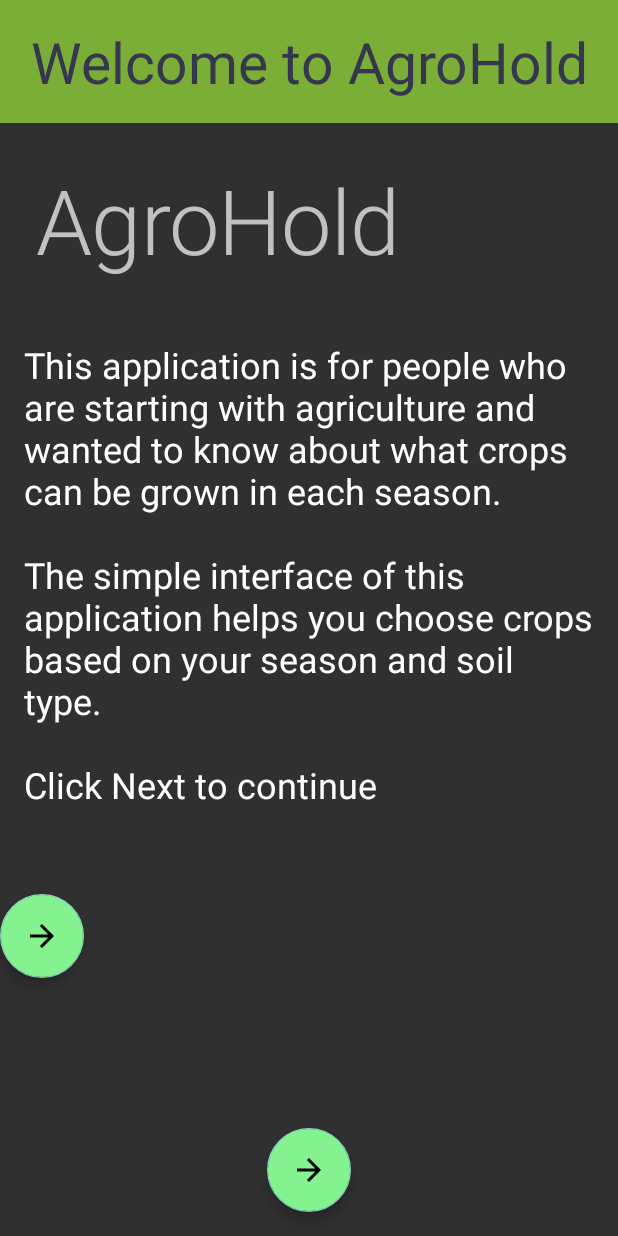
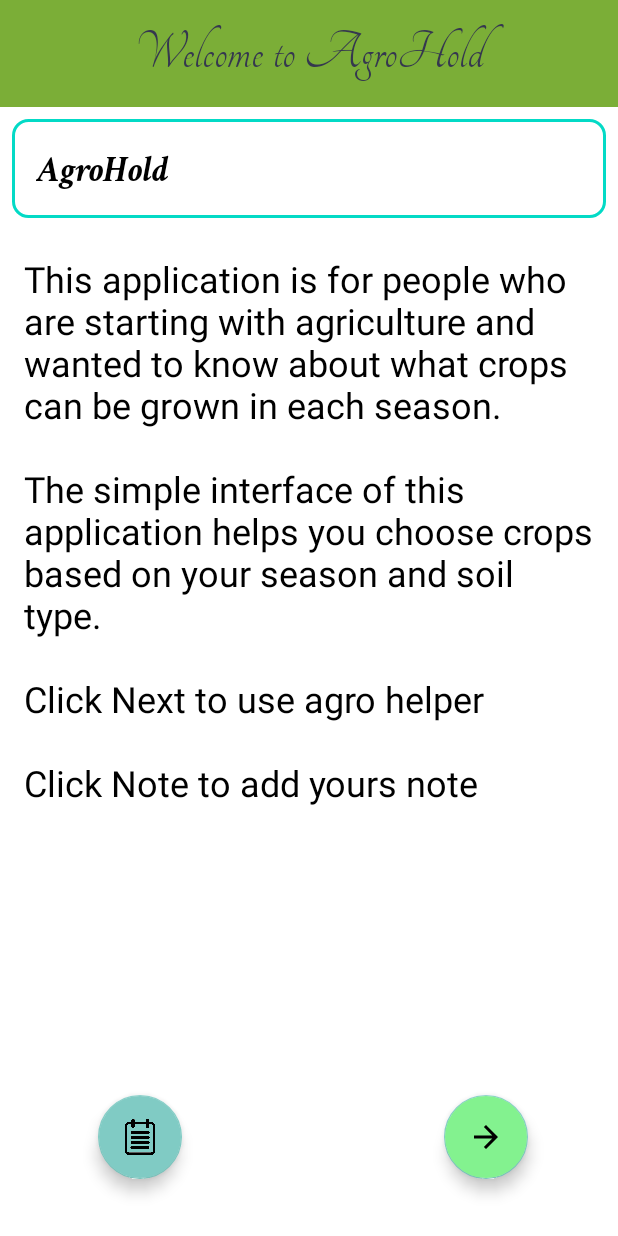
Before and after one commit to AndriiMan/AgroHold, an Android app: the screen it shows after launch (MainActivity), on a phone screen of 412 x 824 dp. Run offline under Robolectric (Android 15) with nearby library versions, the phone set to English and light mode, and no system bars.

Commit message:
add new features

```diff
--- a/app/src/main/java/com/example/agrohold/SplashScreen.kt
+++ b/app/src/main/java/com/example/agrohold/SplashScreen.kt
@@ -20,7 +20,7 @@ class SplashScreenActivity : AppCompatActivity() {
             finish()
         }, 1500)
 
-        Snackbar.make(findViewById(R.id.splash_activity), "Harvesting Welcomes you ✨", Toast.LENGTH_SHORT)
+        Snackbar.make(findViewById(R.id.splash_activity), "Welcome to our very cool app ✨", Toast.LENGTH_SHORT)
             .setBackgroundTint(resources.getColor(R.color.black))
             .setTextColor(resources.getColor(R.color.white))
             .show()
--- a/app/src/main/res/layout/activity_main.xml
+++ b/app/src/main/res/layout/activity_main.xml
@@ -5,6 +5,7 @@
     android:id="@+id/my_notes"
     android:layout_width="match_parent"
     android:layout_height="match_parent"
+    android:background="#FFFFFF"
     tools:context="com.example.agrohold.MainActivity">
 
     <TextView
@@ -12,6 +13,7 @@
         android:layout_width="match_parent"
         android:layout_height="wrap_content"
         android:background="#7bae37"
+        android:fontFamily="@font/tangerine_regular"
         android:gravity="center_horizontal"
         android:padding="15dp"
         android:text="@string/welcome_to_our_app"
@@ -24,9 +26,12 @@
         android:layout_height="wrap_content"
         android:layout_below="@+id/home_welcome_text"
         android:layout_margin="8dp"
+        android:background="@drawable/roundcorners"
+        android:fontFamily="@font/crimson_text_bold_italic"
         android:padding="16dp"
+        android:textColor="@color/black"
         android:text="@string/app_name"
-        android:textAppearance="@style/TextAppearance.MaterialComponents.Headline2"
+        android:textAppearance="@style/TextAppearance.MaterialComponents.Headline5"
         tools:text="Home Page" />
 
     <TextView
@@ -37,38 +42,40 @@
         android:layout_marginTop="8dp"
         android:layout_marginEnd="8dp"
         android:layout_marginBottom="8dp"
+        android:textColor="@color/black"
         android:padding="8dp"
         android:text="@string/app_description"
         android:textAppearance="@style/TextAppearance.MaterialComponents.Headline5"
         tools:text="App_Description" />
 
+
     <com.google.android.material.floatingactionbutton.FloatingActionButton
         android:id="@+id/fab_next_to_season"
         android:layout_width="wrap_content"
         android:layout_height="wrap_content"
+        android:layout_alignParentEnd="true"
         android:layout_alignParentBottom="true"
-        android:layout_centerHorizontal="true"
-        android:layout_marginBottom="16dp"
+        android:layout_marginEnd="60dp"
+        android:layout_marginBottom="38dp"
         android:backgroundTint="@color/light_green"
-        android:contentDescription="next"
+        android:contentDescription="@string/next"
         android:elevation="20dp"
         android:gravity="bottom"
-        android:src="@drawable/ic_arrow_forward_24"
-        android:text="next"
+        android:src="@drawable/ic_baseline_arrow_forward_24"
+        android:text="@string/next"
         app:rippleColor="@color/dark_teal" />
 
     <com.google.android.material.floatingactionbutton.FloatingActionButton
         android:id="@+id/fab_next_to_season2"
         android:layout_width="wrap_content"
         android:layout_height="wrap_content"
+        android:layout_alignParentStart="true"
         android:layout_alignParentBottom="true"
-        android:layout_marginBottom="172dp"
-        android:backgroundTint="@color/light_green"
-        android:contentDescription="next"
+        android:layout_marginStart="65dp"
+        android:layout_marginBottom="38dp"
         android:elevation="20dp"
         android:gravity="bottom"
-        android:src="@drawable/ic_arrow_forward_24"
-        android:text="next"
+        android:src="@drawable/note"
         app:rippleColor="@color/dark_teal" />
 
 </RelativeLayout>
--- a/app/src/main/res/values/strings.xml
+++ b/app/src/main/res/values/strings.xml
@@ -5,6 +5,8 @@
     <string name="facts_text">Random Facts💡</string>
     <string name="summer">Summer</string>
     <string name="winter">Winter</string>
+    <string name="autumn">Autumn</string>
+    <string name="spring">Spring</string>
     <string name="ed_title_hint">Title</string>
     <string name="ed_desc_hint">Description</string>
     <string name="rainy">Rainy</string>
@@ -37,6 +39,8 @@
     <string name="app_description">
         This application is for people who are starting with agriculture and wanted to know about what crops can be grown in each season.
         \n\nThe simple interface of this application helps you choose crops based on your season and soil type.
-        \n\nClick Next to continue
+        \n\nClick Next to use agro helper
+        \n\nClick Note to add yours note
     </string>
+
 </resources>
--- a/build.gradle
+++ b/build.gradle
@@ -1,6 +1,6 @@
 // Top-level build file where you can add configuration options common to all sub-projects/modules.
 plugins {
-    id 'com.android.application' version '7.4.2' apply false
-    id 'com.android.library' version '7.4.2' apply false
+    id 'com.android.application' version '7.3.1' apply false
+    id 'com.android.library' version '7.3.1' apply false
     id 'org.jetbrains.kotlin.android' version '1.7.20' apply false
 }
```
Also changed, not shown: app/src/main/AndroidManifest.xml (+15 -8 lines), app/src/main/java/com/example/agrohold/ResultPage.kt (added, +100 -0 lines), app/src/main/java/com/example/agrohold/SoilSelection.kt (+14 -13 lines), app/src/main/res/layout/activity_result_page.xml (added, +48 -0 lines), app/src/main/res/layout/activity_season_selection.xml (+21 -16 lines), app/src/main/res/layout/activity_soil_selection.xml (+8 -7 lines), app/src/main/res/drawable-v24/note.png (added), 326 other files.
